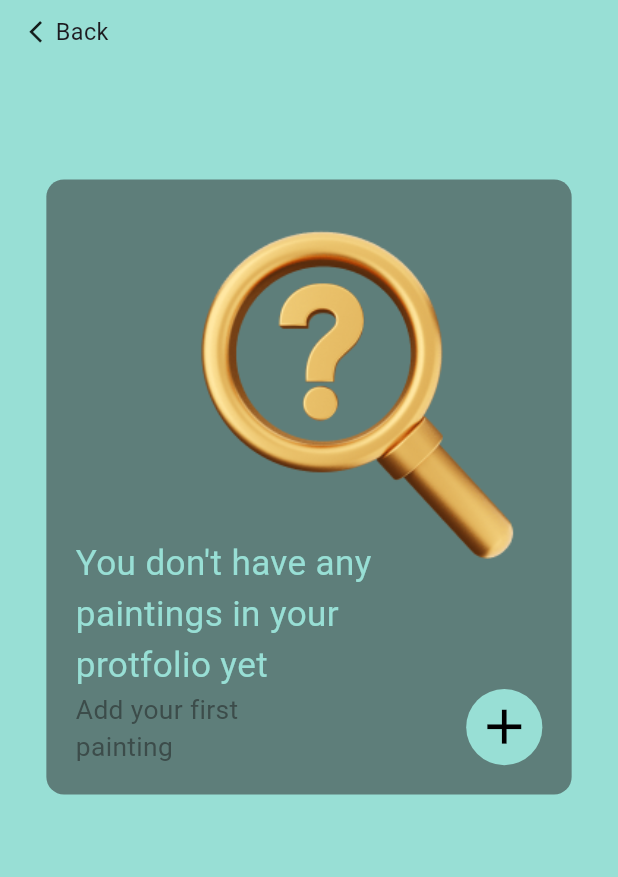
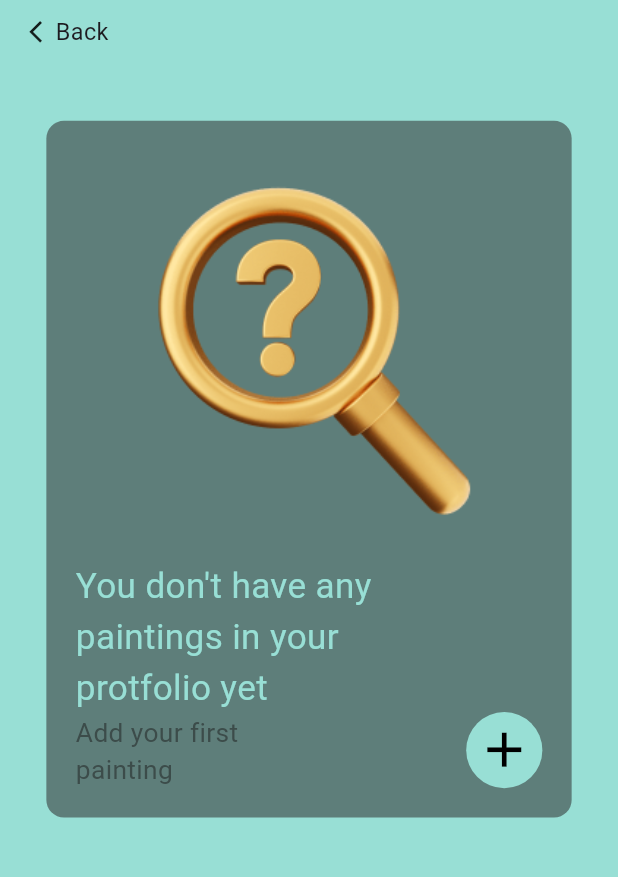
Before and after one commit to tuiaaraok/DesignAndArt, a Flutter app: the MenuPage screen opened directly, after a tap on "Portfolio", on a phone screen of 412 x 824 dp, the part 51-928 px from its top. Run offline on Flutter 3.47's test engine with Material 3 defaults, Android fonts, the light colour scheme and no system bars; our stand-ins replace flutter_screenutil, google_fonts, hive, hive_flutter, image_picker, keyboard_actions and 1 more; accounts and stored records are empty.

Commit message:
last fix

```diff
--- a/lib/menu_page.dart
+++ b/lib/menu_page.dart
@@ -21,17 +21,12 @@ class MenuPage extends StatefulWidget {
 class _MenuPageState extends State<MenuPage> {
   int currentIndex = -1;
   String _buildDateOfDeliveryText(String dateStr) {
-    // Разбить строку на части (день, месяц, год)
     List<String> parts = dateStr.split('.');
     int day = int.parse(parts[0]);
     int month = int.parse(parts[1]);
     int year = int.parse(parts[2]);
     DateTime deliveryDate = DateTime(year, month, day);
-
-    // Получить текущую дату
     DateTime now = DateTime.now();
-
-    // Вычислить разницу в днях
     Duration difference = deliveryDate.difference(now);
     int daysLeft = difference.inDays;
 
@@ -39,21 +34,14 @@ class _MenuPageState extends State<MenuPage> {
   }
 
   Color _getDateTextColor(String dateStr) {
-    // Разбить строку на части (день, месяц, год)
     List<String> parts = dateStr.split('.');
     int day = int.parse(parts[0]);
     int month = int.parse(parts[1]);
     int year = int.parse(parts[2]);
     DateTime deliveryDate = DateTime(year, month, day);
-
-    // Получить текущую дату
     DateTime now = DateTime.now();
-
-    // Вычислить разницу в днях
     Duration difference = deliveryDate.difference(now);
     int daysLeft = difference.inDays;
-
-    // Вернуть цвет в зависимости от разницы
     return (daysLeft < 0) ? Colors.red : Colors.white;
   }
 
@@ -168,12 +156,13 @@ class _MenuPageState extends State<MenuPage> {
                               )),
                         ),
                       ),
-                      for (int i = 0; i < box.values.length; i++)
+                      for (int i = box.values.length - 1; i >= 0; i--)
                         currentIndex == i
                             ? Padding(
-                                padding: EdgeInsets.only(bottom: 10.h),
+                                padding: EdgeInsets.only(
+                                  bottom: 10.h,
+                                ),
                                 child: Container(
-                                  height: 331.h,
                                   width: 300.w,
                                   decoration: BoxDecoration(
                                       color: Color(0xFF80B0AA),
@@ -183,7 +172,6 @@ class _MenuPageState extends State<MenuPage> {
                                     children: [
                                       Container(
                                         width: 300.w,
-                                        height: 110.h,
                                         decoration: BoxDecoration(
                                             borderRadius: BorderRadius.all(
                                                 Radius.circular(12.r)),
@@ -191,6 +179,7 @@ class _MenuPageState extends State<MenuPage> {
                                         child: Padding(
                                           padding: EdgeInsets.only(
                                               bottom: 5.h,
+                                              top: 5.h,
                                               left: 15.h,
                                               right: 5.h),
                                           child: Row(
@@ -217,11 +206,9 @@ class _MenuPageState extends State<MenuPage> {
                                                 padding:
                                                     EdgeInsets.only(left: 10.h),
                                                 child: Container(
-                                                  height: 80.h,
                                                   child: Column(
-                                                    mainAxisAlignment:
-                                                        MainAxisAlignment
-                                                            .spaceEvenly,
+                                                    mainAxisSize:
+                                                        MainAxisSize.min,
                                                     crossAxisAlignment:
                                                         CrossAxisAlignment
                                                             .start,
@@ -238,7 +225,6 @@ class _MenuPageState extends State<MenuPage> {
                                                                 FontWeight
                                                                     .bold),
                                                       ),
-                                                      // Обработка даты доставки
                                                       Text(
                                                         box.getAt(i)!.isComlete!
                                                             ? "Complete!"
@@ -275,7 +261,9 @@ class _MenuPageState extends State<MenuPage> {
                                                 ),
                                               ),
                                               Spacer(),
-                                              Align(
+                                              Container(
+                                                height: 90.h,
+                                                child: Align(
                                                   alignment:
                                                       Alignment.bottomRight,
                                                   child: GestureDetector(
@@ -291,10 +279,12 @@ class _MenuPageState extends State<MenuPage> {
                                                           .withOpacity(0.25),
                                                       child: Center(
                                                         child: Icon(
-                                                        Icons.keyboard_arrow_up,
+                                                          Icons
+                                                              .keyboard_arrow_up,
                                                           color:
                                                               Color(0xFF98DFD5),
                                                           size: 30.h,
+                                                        ),
                                                       ),
                                                     ),
                                                   ),
@@ -382,11 +372,8 @@ class _MenuPageState extends State<MenuPage> {
                                         Padding(
                                           padding: EdgeInsets.only(left: 10.h),
                                           child: Container(
-                                            height: 80.h,
                                             child: Column(
-                                              mainAxisAlignment:
-                                                  MainAxisAlignment
-                                                      .spaceBetween,
+                                              mainAxisSize: MainAxisSize.min,
                                               crossAxisAlignment:
                                                   CrossAxisAlignment.start,
                                               children: [
@@ -580,7 +567,6 @@ class _MenuPageState extends State<MenuPage> {
                       if (box.isEmpty)
                         Container(
                           width: 340.w,
-                          height: 440.h,
                           decoration: BoxDecoration(
                               borderRadius:
                                   BorderRadius.all(Radius.circular(20.r)),
--- a/lib/onboarding_page.dart
+++ b/lib/onboarding_page.dart
@@ -28,7 +28,7 @@ class OnboardingPage extends StatefulWidget {
 }
 
 class _OnboardingPageState extends State<OnboardingPage> {
-  int page = 0; // Текущая страница
+  int page = 0;
 
   final int _numPages = 3;
   List<Widget> _buildPageIndicator() {
@@ -99,7 +99,6 @@ class _OnboardingPageState extends State<OnboardingPage> {
           LiquidSwipe.builder(
             itemCount: data.length,
             itemBuilder: (context, index) {
-              // Если мы на странице 5, избежать навигации, пока виджет активен
               if (index == 3) {
                 if (push) {
                   Future.delayed(Duration(seconds: 3), () {
@@ -308,10 +307,9 @@ class _OnboardingPageState extends State<OnboardingPage> {
             waveType: WaveType.liquidReveal,
             liquidController: liquidController,
             fullTransitionValue: page != 2 ? 880.h : 0,
-            enableSideReveal: page != 3, // Отключить свайп на странице 5
-            preferDragFromRevealedArea:
-                page != 3, // Отключить свайп на странице 5
-            enableLoop: false, // Отключите зацикливание, если нужно
+            enableSideReveal: page != 3,
+            preferDragFromRevealedArea: page != 3,
+            enableLoop: false,
             ignoreUserGestureWhileAnimating: true,
           ),
         ],
--- a/lib/order_archive_page.dart
+++ b/lib/order_archive_page.dart
@@ -57,7 +57,7 @@ class _OrderArchivePageState extends State<OrderArchivePage> {
                       ],
                     ),
                   ),
-                  for (int i = 0; i < box.values.length; i++)
+                  for (int i = box.values.length - 1; i >= 0; i--)
                     Padding(
                       padding: EdgeInsets.only(top: 10.h),
                       child: Container(
--- a/lib/profile_page.dart
+++ b/lib/profile_page.dart
@@ -57,7 +57,7 @@ class _ProfilePageState extends State<ProfilePage> {
                       ],
                     ),
                   ),
-                  for (int i = 0; i < box.values.length; i++)
+                  for (int i = box.values.length - 1; i >= 0; i--)
                     Padding(
                       padding: EdgeInsets.only(top: 10.h),
                       child: Container(
@@ -88,10 +88,9 @@ class _ProfilePageState extends State<ProfilePage> {
                               Padding(
                                 padding: EdgeInsets.only(left: 10.h),
                                 child: Container(
-                                  height: 80.h,
                                   child: Column(
                                     mainAxisAlignment:
-                                        MainAxisAlignment.spaceBetween,
+                                        MainAxisAlignment.spaceAround,
                                     crossAxisAlignment:
                                         CrossAxisAlignment.start,
                                     children: [
@@ -133,22 +132,18 @@ class _ProfilePageState extends State<ProfilePage> {
                       ),
                     ),
                   box.isEmpty
-                      ? Container(
-                          height: 600.h,
+                      ? Padding(
+                          padding: EdgeInsets.only(top: 50.h),
                           child: Center(
                             child: Container(
                               width: 340.w,
-                              height: 420.h,
                               decoration: BoxDecoration(
                                   borderRadius:
                                       BorderRadius.all(Radius.circular(12.r)),
                                   color: Color(0xFF5E7E7A)),
-                              child: Stack(
+                              child: Column(
                                 children: [
-                                  Positioned(
-                                    top: -10.h,
-                                    right: 0.h,
-                                    child: Container(
+                                  Container(
                                     width: 300.h,
                                     height: 300.h,
                                     decoration: BoxDecoration(
@@ -157,10 +152,7 @@ class _ProfilePageState extends State<ProfilePage> {
                                             image: AssetImage(
                                                 "assets/empty_profile.png"))),
                                   ),
-                                  ),
-                                  Positioned(
-                                    bottom: 0,
-                                    child: Container(
+                                  Container(
                                     width: 340.w,
                                     child: Padding(
                                       padding: EdgeInsets.only(
@@ -172,25 +164,21 @@ class _ProfilePageState extends State<ProfilePage> {
                                           Column(
                                             children: [
                                               Align(
-                                                  alignment:
-                                                      Alignment.centerLeft,
+                                                alignment: Alignment.centerLeft,
                                                 child: Text(
                                                   "You don't have any\npaintings in your\nprotfolio yet",
                                                   style: TextStyle(
                                                       fontSize: 24.sp,
-                                                        color:
-                                                            Color(0xFF98DFD5)),
+                                                      color: Color(0xFF98DFD5)),
                                                 ),
                                               ),
                                               Align(
-                                                  alignment:
-                                                      Alignment.centerLeft,
+                                                alignment: Alignment.centerLeft,
                                                 child: Text(
                                                   "Add your first\npainting",
                                                   style: TextStyle(
                                                       fontSize: 18.sp,
-                                                        color:
-                                                            Color(0xFF3C4C4A)),
+                                                      color: Color(0xFF3C4C4A)),
                                                 ),
                                               ),
                                             ],
@@ -222,7 +210,6 @@ class _ProfilePageState extends State<ProfilePage> {
                                             ),
                                           ),
                                         ],
-                                        ),
                                       ),
                                     ),
                                   ),
```
Also changed, not shown: lib/main.dart (+0 -7 lines). Lines whose indentation alone changed are shown as unchanged.
